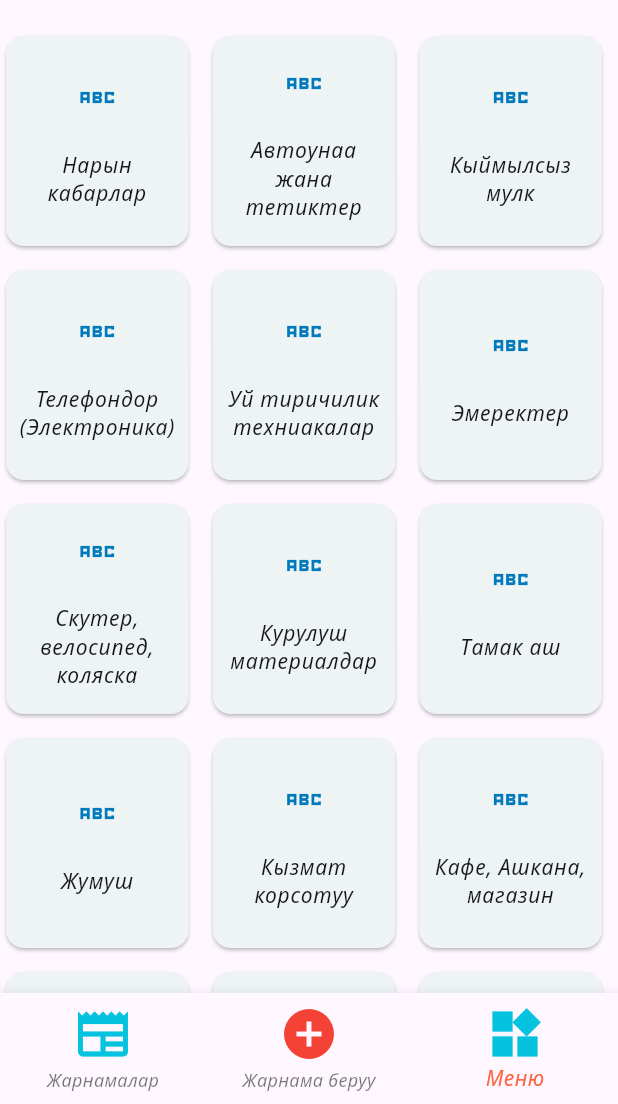
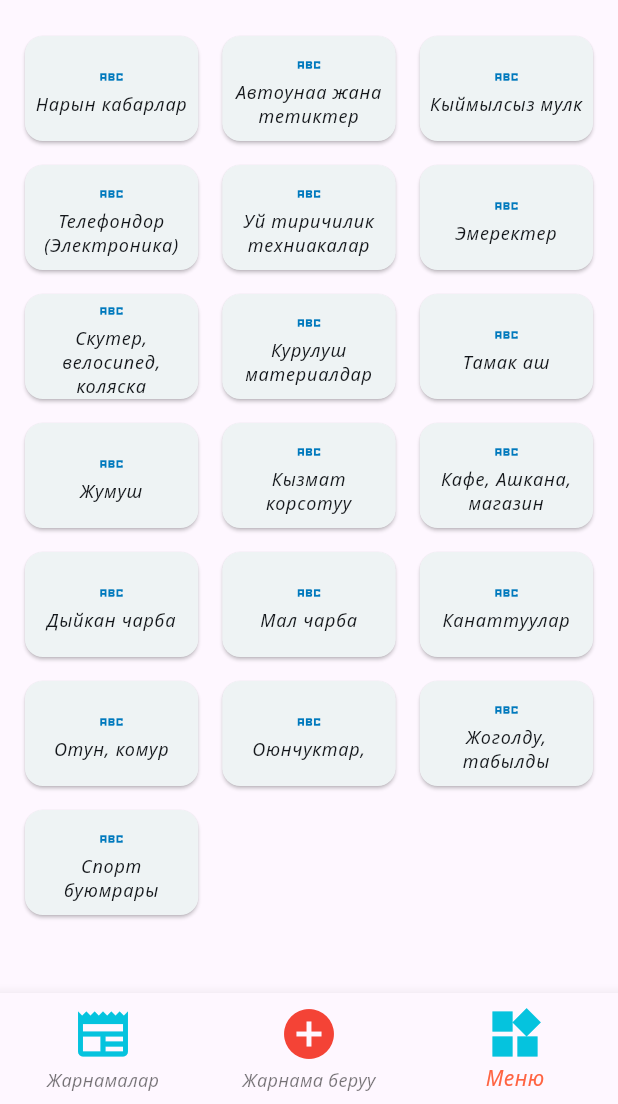
Before and after one commit to BolotKyzy/naryn_market, a Flutter app: the screen it shows after launch, item 3 of the bottom bar chosen, on a phone screen of 412 x 824 dp, the part 132-1236 px from its top. Run offline on Flutter 3.47's test engine with Material 3 defaults, Android fonts, the phone set to English and light mode, and no system bars; our stand-ins replace font_awesome_flutter.

Commit message:
changed menu list

```diff
--- a/lib/menu_page.dart
+++ b/lib/menu_page.dart
@@ -110,26 +110,30 @@ class MenuPage extends StatelessWidget {
           const SizedBox(
             height: 20,
           ),
-          Wrap(
+          Center(
+            child: Wrap(
               spacing: 8.0,
               runSpacing: 8.0,
               children: List.generate(
                   categoriesList.length,
                   (index) => FractionallySizedBox(
-                      widthFactor: 0.315,
+                        widthFactor: 0.3,
                         child: Card(
                             color: AppColors.grey,
                             child: SizedBox(
-                            height: 140.0,
+                              height: 70.0,
                               child: InkWell(
                                 borderRadius: BorderRadius.circular(5.0),
                                 onTap: () {},
                                 child: Center(
                                   child: Column(
-                                    mainAxisAlignment: MainAxisAlignment.center,
+                                      mainAxisAlignment:
+                                          MainAxisAlignment.center,
                                       children: [
-                                      Icon(Icons.abc_sharp),
-                                      const SizedBox(height: 20.0),
+                                        Icon(
+                                          Icons.abc_sharp,
+                                          size: 20,
+                                        ),
                                         Padding(
                                           padding: const EdgeInsets.only(
                                               left: 5.0, right: 5.0),
@@ -140,7 +144,7 @@ class MenuPage extends StatelessWidget {
                                                   .textTheme
                                                   .labelMedium!
                                                   .copyWith(
-                                                    fontSize: 14,
+                                                      fontSize: 12,
                                                       fontWeight:
                                                           FontWeight.w400)),
                                         ),
@@ -150,6 +154,7 @@ class MenuPage extends StatelessWidget {
                             )),
                       )),
             ),
+          ),
           const SizedBox(
             height: 20,
           ),
```
Lines whose indentation alone changed are shown as unchanged.
